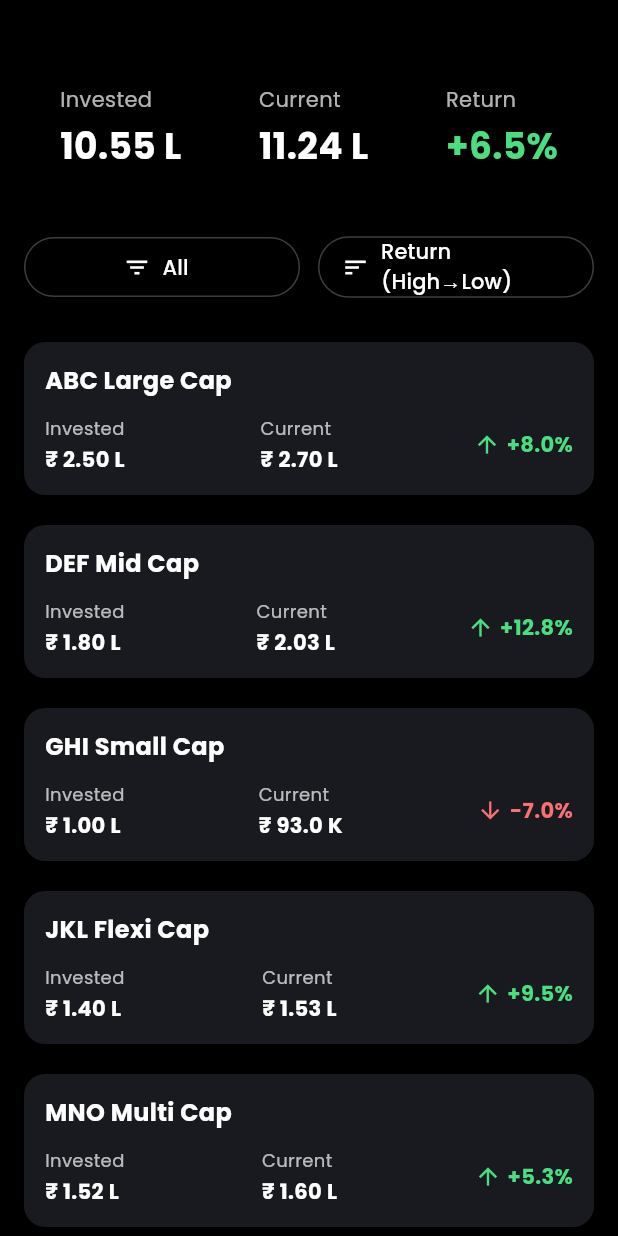
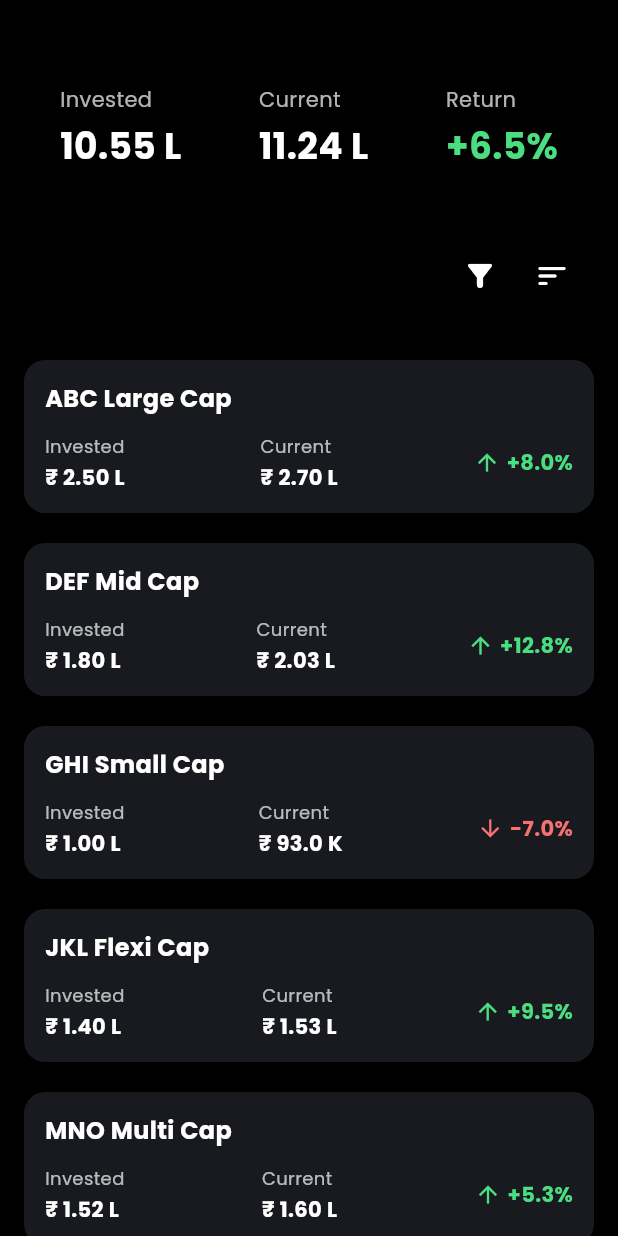
Before and after one commit to ImRMSarangi/epf, a Flutter app: the screen it shows after launch, on a phone screen of 412 x 824 dp. Run offline on Flutter 3.47's test engine with Material 3 defaults, Android fonts, the light colour scheme and no system bars; our stand-ins replace google_fonts.

Commit message:
Updated the sort and filter design and the pop up position

```diff
--- a/lib/screens/dashboard_screen.dart
+++ b/lib/screens/dashboard_screen.dart
@@ -1,5 +1,4 @@
 import 'package:flutter/material.dart';
-import 'package:google_fonts/google_fonts.dart';
 
 import '../services/fund_service.dart';
 import '../models/dashboard_data.dart';
@@ -71,32 +70,65 @@ class _DashboardScreenState extends State<DashboardScreen> {
     return double.tryParse(returnStr.replaceAll('+', '').replaceAll('%', '')) ?? 0.0;
   }
 
-  /// Show filter/sort modal bottom sheet
-  void _showSelectionModal({
+  /// Build the filter/sort bar
+  Widget _buildFilterSortBar() {
+    return Padding(
+      padding: const EdgeInsets.symmetric(horizontal: 4, vertical: 6),
+      child: Row(
+        mainAxisAlignment: MainAxisAlignment.end,
+        children: [
+          Tooltip(
+            message: 'Filter by Risk',
+            child: IconButton(
+              icon: const Icon(Icons.filter_alt_rounded, color: Colors.white),
+              onPressed: () => _showSelectionDialog(
+                title: 'Filter by Risk',
+                options: riskOptions,
+                currentValue: selectedRisk,
+                onSelected: (val) {
+                  setState(() { selectedRisk = val; });
+                  applyFiltersAndSort();
+                },
+              ),
+            ),
+          ),
+          Tooltip(
+            message: 'Sort',
+            child: IconButton(
+              icon: const Icon(Icons.sort_rounded, color: Colors.white),
+              onPressed: () => _showSelectionDialog(
+                title: 'Sort by',
+                options: sortOptions,
+                currentValue: selectedSort,
+                onSelected: (val) {
+                  setState(() { selectedSort = val; });
+                  applyFiltersAndSort();
+                },
+              ),
+            ),
+          ),
+        ],
+      ),
+    );
+  }
+
+  void _showSelectionDialog({
     required String title,
     required List<String> options,
     required String currentValue,
     required Function(String) onSelected,
   }) {
-    showModalBottomSheet(
+    showDialog(
       context: context,
-      backgroundColor: const Color(0xFF181A20),
-      shape: const RoundedRectangleBorder(
-        borderRadius: BorderRadius.vertical(top: Radius.circular(20)),
-      ),
-      builder: (ctx) {
-        return SafeArea(
-          child: Padding(
-            padding: const EdgeInsets.symmetric(vertical: 16, horizontal: 20),
+      builder: (context) {
+        return AlertDialog(
+          backgroundColor: AppTheme.cardGrey,
+          shape: RoundedRectangleBorder(borderRadius: BorderRadius.circular(16)),
+          title: Text(title, style: const TextStyle(color: Colors.white, fontWeight: FontWeight.bold)),
+          content: SingleChildScrollView(
             child: Column(
               mainAxisSize: MainAxisSize.min,
-              children: [
-                Text(
-                  title,
-                  style: const TextStyle(fontSize: 18, color: Colors.white, fontWeight: FontWeight.bold),
-                ),
-                const SizedBox(height: 12),
-                ...options.map((opt) {
+              children: options.map((opt) {
                 final isSelected = opt == currentValue;
                 return ListTile(
                   title: Text(
@@ -106,71 +138,17 @@ class _DashboardScreenState extends State<DashboardScreen> {
                       fontWeight: isSelected ? FontWeight.bold : FontWeight.normal,
                     ),
                   ),
+                  trailing: isSelected ? const Icon(Icons.check, color: Colors.white) : null,
                   onTap: () {
+                    Navigator.pop(context);
                     onSelected(opt);
-                      Navigator.pop(context);
-                      applyFiltersAndSort();
                   },
                 );
-                }),
-              ],
+              }).toList(),
             ),
           ),
         );
       },
-    );
-  }
-
-  /// Build the filter/sort bar
-  Widget _buildFilterSortBar() {
-    return Row(
-      children: [
-        Expanded(
-          child: OutlinedButton.icon(
-            style: OutlinedButton.styleFrom(
-              side: BorderSide(color: Colors.white24),
-              foregroundColor: Colors.white,
-            ),
-            onPressed: () {
-              _showSelectionModal(
-                title: 'Filter by Risk',
-                options: riskOptions,
-                currentValue: selectedRisk,
-                onSelected: (val) {
-                  setState(() {
-                    selectedRisk = val;
-                  });
-                },
-              );
-            },
-            icon: const Icon(Icons.filter_list, size: 18),
-            label: Text(selectedRisk),
-          ),
-        ),
-        const SizedBox(width: 12),
-        Expanded(
-          child: OutlinedButton.icon(
-            style: OutlinedButton.styleFrom(
-              side: BorderSide(color: Colors.white24),
-              foregroundColor: Colors.white,
-            ),
-            onPressed: () {
-              _showSelectionModal(
-                title: 'Sort by',
-                options: sortOptions,
-                currentValue: selectedSort,
-                onSelected: (val) {
-                  setState(() {
-                    selectedSort = val;
-                  });
-                },
-              );
-            },
-            icon: const Icon(Icons.sort, size: 18),
-            label: Text(selectedSort),
-          ),
-        ),
-      ],
     );
   }
 
```
Lines whose indentation alone changed are shown as unchanged.
